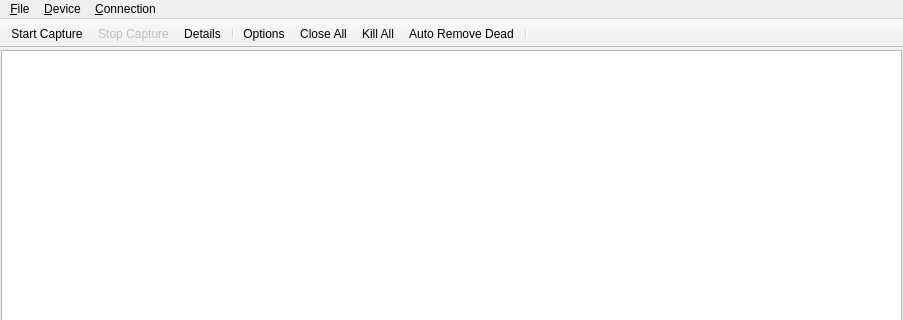
Qt form analyzer/forms/MainWindow.ui (jvesely/netsniffer) before a commit; both pictures show x 0 to 903 and y 0 to 320 of the 903 by 606 pixel window.
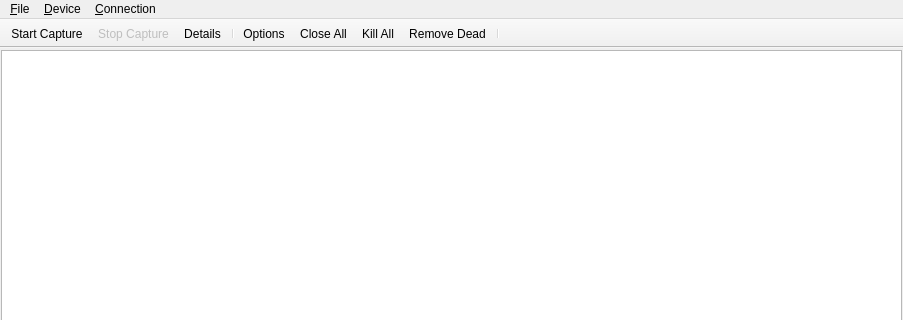
The same form after that commit. Icons and pictures are not drawn.

Commit message: removed some debug texts, changed action locations

Diff of the .ui file:
```diff
--- a/analyzer/forms/MainWindow.ui
+++ b/analyzer/forms/MainWindow.ui
@@ -140,7 +140,7 @@
    <addaction name="actionOptions"/>
    <addaction name="actionCloseAllConnections"/>
    <addaction name="actionKillAllConnections"/>
-   <addaction name="actionAutoRemove"/>
+   <addaction name="actionRemoveDead"/>
    <addaction name="separator"/>
   </widget>
   <action name="actionStart">
```
Left out of the diff: 1 changed line with no effect on the pictures. The commit also changes 2 other files.
